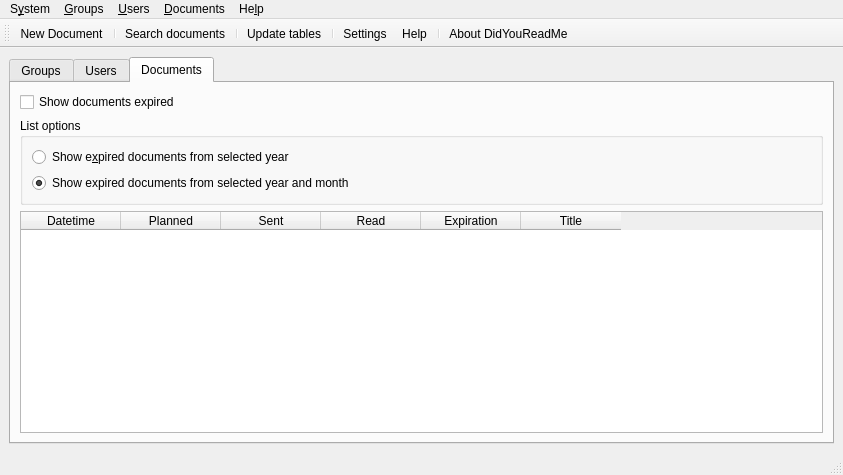
This is didyoureadme/ui/frmMain.ui in turulomio/didyoureadme as Qt 5 draws it before an edit. The edited form follows.
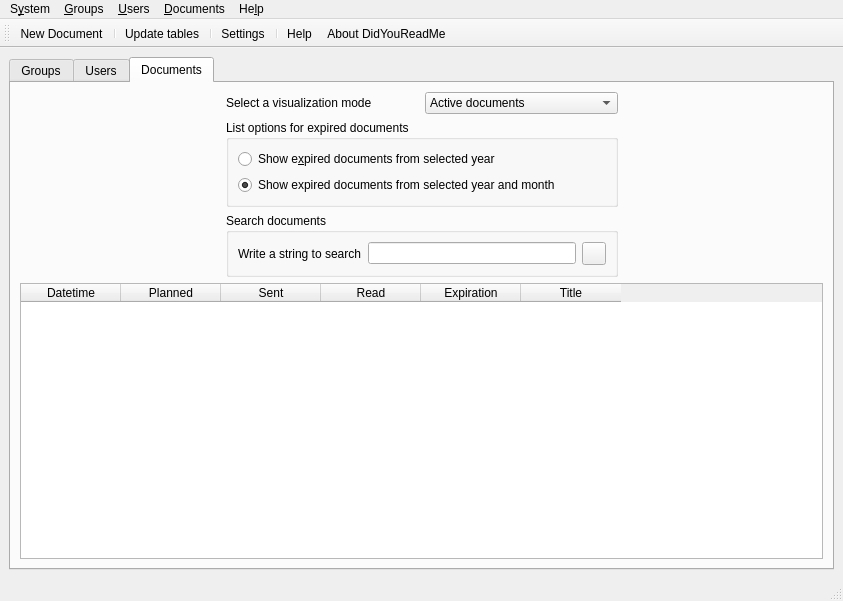
This is the edited form. Icons and pictures are not drawn. Custom widgets are drawn as their Qt base class.

Commit message: Added search menu in a combo selector

The edit to the form file:
```diff
--- a/didyoureadme/ui/frmMain.ui
+++ b/didyoureadme/ui/frmMain.ui
@@ -11,7 +11,7 @@
     <x>0</x>
     <y>0</y>
     <width>843</width>
-    <height>475</height>
+    <height>601</height>
    </rect>
   </property>
   <property name="cursor">
@@ -129,18 +129,78 @@
        <attribute name="title">
         <string>Documents</string>
        </attribute>
+       <layout class="QHBoxLayout" name="horizontalLayout_10">
+        <item>
+         <layout class="QVBoxLayout" name="verticalLayout_4">
+          <item>
+           <layout class="QHBoxLayout" name="horizontalLayout_9">
+            <item>
+             <spacer name="horizontalSpacer_4">
+              <property name="orientation">
+               <enum>Qt::Horizontal</enum>
+              </property>
+              <property name="sizeHint" stdset="0">
+               <size>
+                <width>40</width>
+                <height>20</height>
+               </size>
+              </property>
+             </spacer>
+            </item>
+            <item>
        <layout class="QVBoxLayout" name="verticalLayout_3">
         <item>
-         <widget class="QCheckBox" name="chkDocumentsExpired">
+               <layout class="QHBoxLayout" name="horizontalLayout_6">
+                <item>
+                 <widget class="QLabel" name="label">
           <property name="text">
-           <string>Show documents expired</string>
+                   <string>Select a visualization mode</string>
           </property>
          </widget>
         </item>
         <item>
-         <widget class="QGroupBox" name="grp">
+                 <widget class="QComboBox" name="cmbVisualization">
+                  <property name="insertPolicy">
+                   <enum>QComboBox::NoInsert</enum>
+                  </property>
+                  <property name="sizeAdjustPolicy">
+                   <enum>QComboBox::AdjustToContents</enum>
+                  </property>
+                  <item>
+                   <property name="text">
+                    <string>Active documents</string>
+                   </property>
+                   <property name="icon">
+                    <iconset resource="../images/didyoureadme.qrc">
+                     <normaloff>:/document.png</normaloff>:/document.png</iconset>
+                   </property>
+                  </item>
+                  <item>
+                   <property name="text">
+                    <string>Expired documents</string>
+                   </property>
+                   <property name="icon">
+                    <iconset resource="../images/didyoureadme.qrc">
+                     <normaloff>:/expired.png</normaloff>:/expired.png</iconset>
+                   </property>
+                  </item>
+                  <item>
+                   <property name="text">
+                    <string>Search documents</string>
+                   </property>
+                   <property name="icon">
+                    <iconset resource="../images/didyoureadme.qrc">
+                     <normaloff>:/search.png</normaloff>:/search.png</iconset>
+                   </property>
+                  </item>
+                 </widget>
+                </item>
+               </layout>
+              </item>
+              <item>
+               <widget class="QGroupBox" name="grpExpired">
           <property name="title">
-           <string>List options</string>
+                 <string>List options for expired documents</string>
           </property>
           <layout class="QVBoxLayout" name="verticalLayout_2">
            <item>
@@ -211,6 +271,57 @@
          </widget>
         </item>
         <item>
+               <widget class="QGroupBox" name="grpSearch">
+                <property name="title">
+                 <string>Search documents</string>
+                </property>
+                <layout class="QHBoxLayout" name="horizontalLayout_8">
+                 <item>
+                  <layout class="QHBoxLayout" name="horizontalLayout_7">
+                   <item>
+                    <widget class="QLabel" name="label_2">
+                     <property name="text">
+                      <string>Write a string to search</string>
+                     </property>
+                    </widget>
+                   </item>
+                   <item>
+                    <widget class="QLineEdit" name="txtSearch"/>
+                   </item>
+                   <item>
+                    <widget class="QToolButton" name="cmdSearch">
+                     <property name="text">
+                      <string/>
+                     </property>
+                     <property name="icon">
+                      <iconset resource="../images/didyoureadme.qrc">
+                       <normaloff>:/search.png</normaloff>:/search.png</iconset>
+                     </property>
+                    </widget>
+                   </item>
+                  </layout>
+                 </item>
+                </layout>
+               </widget>
+              </item>
+             </layout>
+            </item>
+            <item>
+             <spacer name="horizontalSpacer_2">
+              <property name="orientation">
+               <enum>Qt::Horizontal</enum>
+              </property>
+              <property name="sizeHint" stdset="0">
+               <size>
+                <width>40</width>
+                <height>20</height>
+               </size>
+              </property>
+             </spacer>
+            </item>
+           </layout>
+          </item>
+          <item>
          <widget class="myQTableWidget" name="tblDocuments">
           <property name="contextMenuPolicy">
            <enum>Qt::CustomContextMenu</enum>
@@ -266,6 +377,8 @@
          </widget>
         </item>
        </layout>
+        </item>
+       </layout>
       </widget>
      </widget>
     </item>
@@ -340,13 +453,11 @@
    </attribute>
    <addaction name="actionDocumentNew"/>
    <addaction name="separator"/>
-   <addaction name="actionDocumentsSearch"/>
-   <addaction name="separator"/>
    <addaction name="actionTablesUpdate"/>
    <addaction name="separator"/>
    <addaction name="actionSettings"/>
+   <addaction name="separator"/>
    <addaction name="actionHelp"/>
-   <addaction name="separator"/>
    <addaction name="actionAbout"/>
   </widget>
   <widget class="QStatusBar" name="statusBar"/>
@@ -593,18 +704,6 @@
     <string>Documents purge by Administrator</string>
    </property>
   </action>
-  <action name="actionDocumentsSearch">
-   <property name="icon">
-    <iconset resource="../images/didyoureadme.qrc">
-     <normaloff>:/search.png</normaloff>:/search.png</iconset>
-   </property>
-   <property name="text">
-    <string>&amp;Search documents</string>
-   </property>
-   <property name="toolTip">
-    <string>Search documents</string>
-   </property>
-  </action>
  </widget>
  <customwidgets>
   <customwidget>
```
Left out of the diff: 1 changed line with no effect on the pictures. Lines whose indentation alone changed are shown as unchanged. The commit also changes 11 other files.
